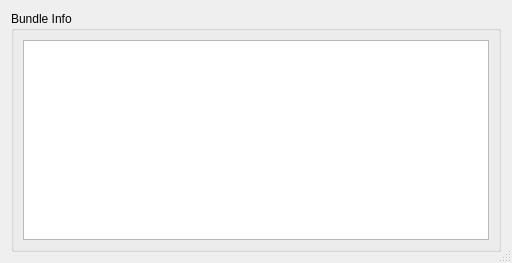
Qt form src/Interface/Modules/Bundle/ConvertBundleToField.ui (SCIInstitute/SCIRun) before a commit.
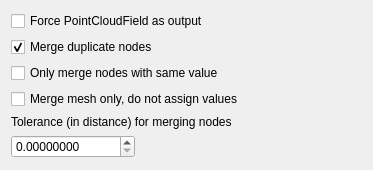
The same form after that commit.

Commit message: CBTF UI. Closes #2354

```diff
--- a/src/Interface/Modules/Bundle/ConvertBundleToField.ui
+++ b/src/Interface/Modules/Bundle/ConvertBundleToField.ui
@@ -6,46 +6,69 @@
    <rect>
     <x>0</x>
     <y>0</y>
-    <width>512</width>
-    <height>263</height>
+    <width>373</width>
+    <height>170</height>
    </rect>
   </property>
-  <property name="sizePolicy">
-   <sizepolicy hsizetype="Minimum" vsizetype="Minimum">
-    <horstretch>0</horstretch>
-    <verstretch>0</verstretch>
-   </sizepolicy>
-  </property>
   <property name="minimumSize">
    <size>
-    <width>465</width>
-    <height>231</height>
+    <width>373</width>
+    <height>170</height>
    </size>
   </property>
   <property name="windowTitle">
    <string>Dialog</string>
   </property>
-  <property name="sizeGripEnabled">
-   <bool>true</bool>
-  </property>
-  <layout class="QVBoxLayout" name="verticalLayout">
-   <item>
-    <widget class="QGroupBox" name="groupBox">
-     <property name="title">
-      <string>Bundle Info</string>
+  <layout class="QFormLayout" name="formLayout">
+   <item row="0" column="0" colspan="2">
+    <widget class="QCheckBox" name="forcePointCloudCheckBox_">
+     <property name="text">
+      <string>Force PointCloudField as output</string>
      </property>
-     <layout class="QGridLayout" name="gridLayout">
-      <item row="0" column="0">
-       <widget class="QPlainTextEdit" name="bundleInfoTextEdit_">
-        <property name="lineWrapMode">
-         <enum>QPlainTextEdit::NoWrap</enum>
-        </property>
-        <property name="readOnly">
-         <bool>true</bool>
-        </property>
-       </widget>
-      </item>
-     </layout>
+    </widget>
+   </item>
+   <item row="1" column="0">
+    <widget class="QCheckBox" name="mergeDuplicateNodesCheckBox_">
+     <property name="text">
+      <string>Merge duplicate nodes</string>
+     </property>
+     <property name="checked">
+      <bool>true</bool>
+     </property>
+    </widget>
+   </item>
+   <item row="2" column="0" colspan="2">
+    <widget class="QCheckBox" name="onlyMergeSameValueCheckBox_">
+     <property name="text">
+      <string>Only merge nodes with same value</string>
+     </property>
+    </widget>
+   </item>
+   <item row="3" column="0" colspan="2">
+    <widget class="QCheckBox" name="mergeMeshOnlyCheckBox_">
+     <property name="text">
+      <string>Merge mesh only, do not assign values</string>
+     </property>
+    </widget>
+   </item>
+   <item row="4" column="0">
+    <widget class="QLabel" name="label">
+     <property name="text">
+      <string>Tolerance (in distance) for merging nodes</string>
+     </property>
+    </widget>
+   </item>
+   <item row="5" column="0">
+    <widget class="QDoubleSpinBox" name="nodeToleranceDoubleSpinBox_">
+     <property name="decimals">
+      <number>8</number>
+     </property>
+     <property name="maximum">
+      <double>100000.000000000000000</double>
+     </property>
+     <property name="singleStep">
+      <double>0.000001000000000</double>
+     </property>
     </widget>
    </item>
   </layout>
```
Left out of the diff: 2 changed lines with no effect on the pictures. The commit also changes 3 other files.
